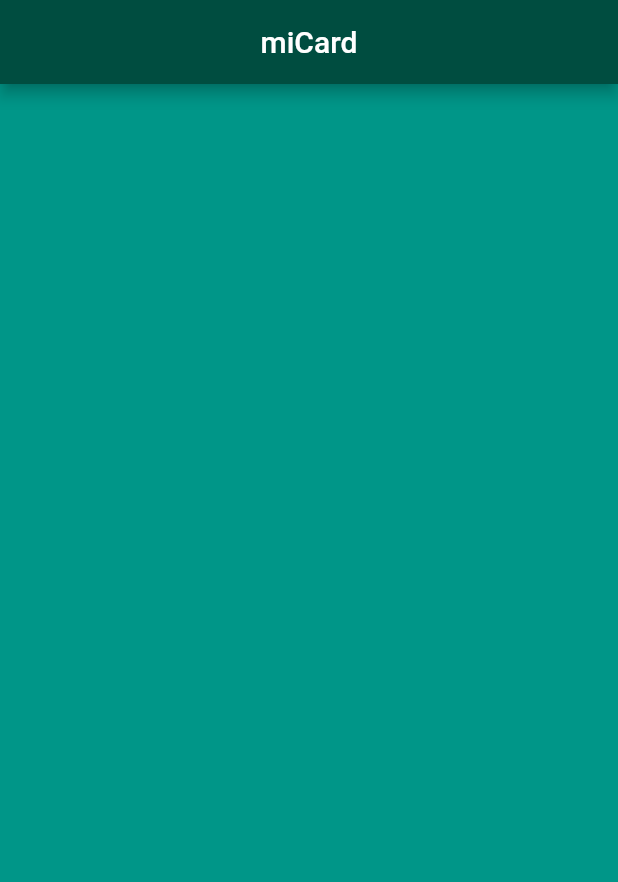
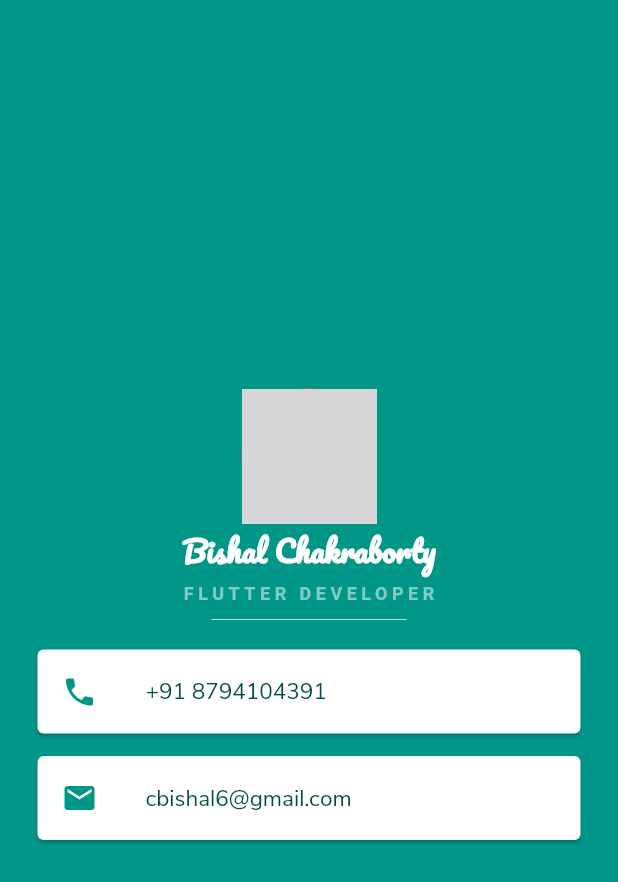
Before and after one commit to iamBishalChakraborty/miCard, a Flutter app: the screen it shows after launch, on a phone screen of 412 x 824 dp. Shown: the top 882 px of the screen. Run offline on Flutter 3.47's test engine with Material 2 defaults, Android fonts, the phone set to English and light mode, and no system bars; network calls fail; Roboto replaces fonts that are missing (NunitoSans-SemiBold); grey boxes are pictures that could not be loaded.

```diff
--- a/lib/main.dart
+++ b/lib/main.dart
@@ -11,9 +11,81 @@ class MyApp extends StatelessWidget {
     return MaterialApp(
       home: Scaffold(
         backgroundColor: Colors.teal,
-        appBar: AppBar(
-          title: Center(child: Text('miCard')),
-          backgroundColor: Colors.teal[900],
+        // appBar: AppBar(
+        //   title: Center(child: Text('miCard')),
+        //   backgroundColor: Colors.teal[900],
+        // ),
+        body: SafeArea(
+          child: Column(
+            mainAxisAlignment: MainAxisAlignment.center,
+            children: [
+              CircleAvatar(
+                radius: 45.0,
+                backgroundColor: Colors.redAccent,
+                backgroundImage: NetworkImage(
+                    'https://iambishalchakraborty.github.io/assets/IMG_1286p.png'),
+              ),
+              Text(
+                'Bishal Chakraborty',
+                style: TextStyle(
+                    fontSize: 20,
+                    color: Colors.white,
+                    fontWeight: FontWeight.bold,
+                    fontFamily: 'Pacifico'),
+              ),
+              SizedBox(
+                height: 5,
+              ),
+              Text(
+                'FLUTTER DEVELOPER',
+                style: TextStyle(
+                    letterSpacing: 3,
+                    fontSize: 12,
+                    color: Colors.teal[200],
+                    fontWeight: FontWeight.bold,
+                    fontFamily: 'NunitoSans-SemiBold'),
+              ),
+              SizedBox(
+                height: 20,
+                width: 130,
+                child: Divider(
+                  color: Colors.teal.shade100,
+                ),
+              ),
+              Card(
+                margin: EdgeInsets.symmetric(vertical: 10, horizontal: 25),
+                child: ListTile(
+                  leading: Icon(
+                    Icons.phone,
+                    color: Colors.teal,
+                  ),
+                  title: Text(
+                    '+91 8794104391',
+                    style: TextStyle(
+                        color: Colors.teal.shade900,
+                        fontFamily: 'NunitoSans',
+                        fontSize: 15),
+                  ),
+                ),
+              ),
+              Card(
+                margin: EdgeInsets.symmetric(vertical: 5, horizontal: 25),
+                child: ListTile(
+                  leading: Icon(
+                    Icons.mail,
+                    color: Colors.teal,
+                  ),
+                  title: Text(
+                    'cbishal6@gmail.com',
+                    style: TextStyle(
+                        color: Colors.teal.shade900,
+                        fontFamily: 'NunitoSans',
+                        fontSize: 15),
+                  ),
+                ),
+              ),
+            ],
+          ),
         ),
       ),
     );
```
Also changed, not shown: pubspec.yaml (+11 -11 lines), fonts/NunitoSans-Regular.ttf (added), fonts/NunitoSans-SemiBold.ttf (added), fonts/Pacifico-Regular.ttf (added).
